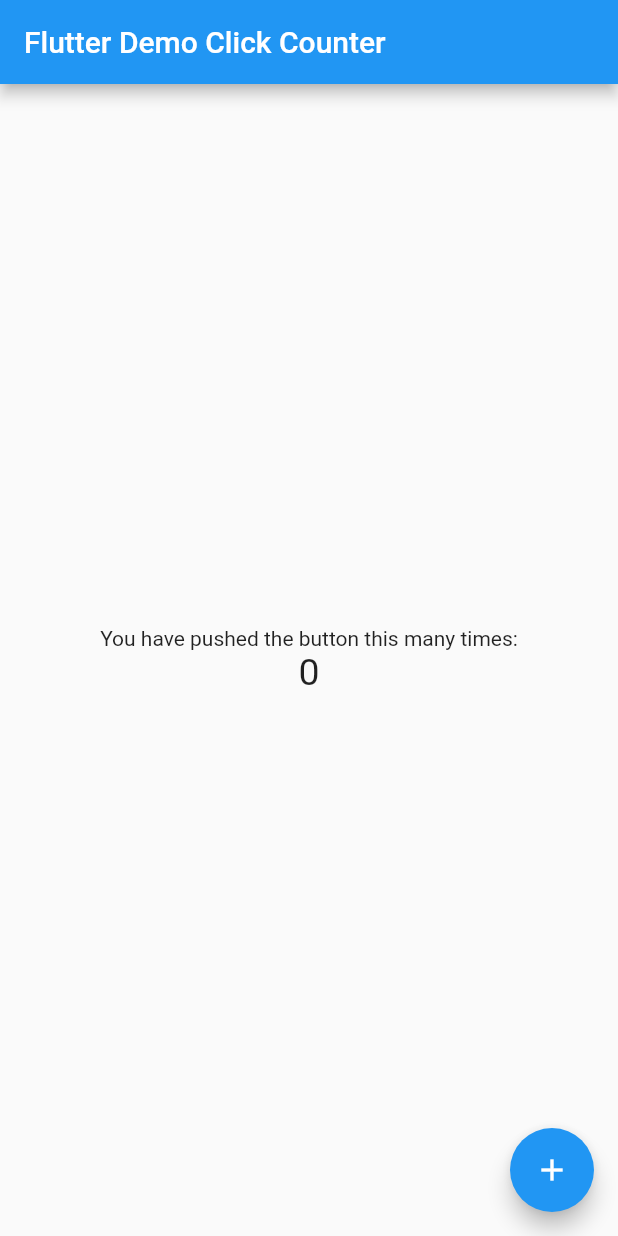
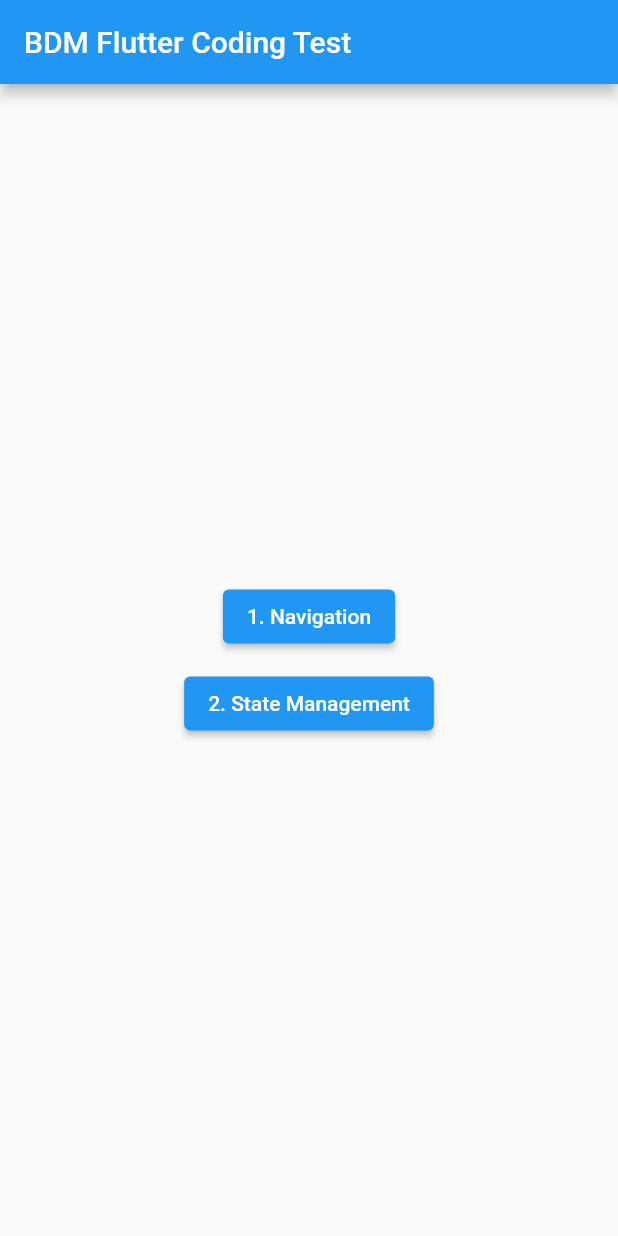
Before and after one commit to MuhammadDicky/bdm-coding-test, a Flutter app: the screen it shows after launch, on a phone screen of 412 x 824 dp. Run offline on Flutter 3.47's test engine with Material 2 defaults, Android fonts, the phone set to English and light mode, and no system bars.

Commit message:
initial commit

```diff
--- a/lib/main.dart
+++ b/lib/main.dart
@@ -1,10 +1,13 @@
 import 'package:flutter/material.dart';
+import 'package:rec/display/new_user.dart';
+import 'package:rec/display/test_1.dart';
+import 'package:rec/display/test_2.dart';
 
 void main() => runApp(MyApp());
 
 class MyApp extends StatelessWidget {
   const MyApp({super.key});
-  static const String _title = 'Flutter Stateful Clicker Counter';
+  static const String _title = 'BDM - Flutter Coding Test';
   // This widget is the root of your application.
   @override
   Widget build(BuildContext context) {
@@ -14,78 +17,74 @@ class MyApp extends StatelessWidget {
         primarySwatch: Colors.blue,
       ),
       home: MyHomePage(),
+      routes: {
+        '/test_1': (context) => Test1Display(),
+        '/test_2': (context) => Test2Display(),
+        '/new_user': (context) => NewUserDisplay(),
+      },
     );
   }
 }
 
 class MyHomePage extends StatefulWidget {
   const MyHomePage({super.key});
-  // This widget is the home page of your application. It is stateful, meaning
-  // that it has a State object (defined below) that contains fields that affect
-  // how it looks.
-  // This class is the configuration for the state.
   @override
   _MyHomePageState createState() => _MyHomePageState();
 }
 
 class _MyHomePageState extends State<MyHomePage> {
-  int _counter = 0;
-
-  void _incrementCounter() {
-    setState(() {
-      // This call to setState tells the Flutter framework that something has
-      // changed in this State, which causes it to rerun the build method below
-      // so that the display can reflect the updated values. If we changed
-      // _counter without calling setState(), then the build method would not be
-      // called again, and so nothing would appear to happen.
-      _counter++;
-    });
-  }
+  List<ButtonNav> testCase = [
+    ButtonNav(
+      routeName: 'test_1',
+      label: 'Navigation',
+    ),
+    ButtonNav(routeName: 'test_2', label: 'State Management'),
+  ];
 
   @override
   Widget build(BuildContext context) {
-    // This method is rerun every time setState is called, for instance as done
-    // by the _incrementCounter method above.
-    //
-    // The Flutter framework has been optimized to make rerunning build methods
-    // fast, so that you can just rebuild anything that needs updating rather
-    // than having to individually change instances of widgets.
     return Scaffold(
       appBar: AppBar(
-        // Here we take the value from the MyHomePage object that was created by
-        // the App.build method, and use it to set our appbar title.
-        title: Text('Flutter Demo Click Counter'),
+        title: Text('BDM Flutter Coding Test'),
       ),
       body: Center(
-        // Center is a layout widget. It takes a single child and positions it
-        // in the middle of the parent.
         child: Column(
-          // Column is also a layout widget. It takes a list of children and
-          // arranges them vertically. By default, it sizes itself to fit its
-          // children horizontally, and tries to be as tall as its parent.
-          //
-          // Column has various properties to control how it sizes itself and
-          // how it positions its children. Here we use mainAxisAlignment to
-          // center the children vertically; the main axis here is the vertical
-          // axis because Columns are vertical (the cross axis would be
-          // horizontal).
           mainAxisAlignment: MainAxisAlignment.center,
-          children: <Widget>[
-            Text(
-              'You have pushed the button this many times:',
-            ),
-            Text(
-              '$_counter',
-              style: TextStyle(fontSize: 25),
-            ),
-          ],
+          children: testCase
+              .asMap()
+              .map(
+                (i, e) => MapEntry(
+                  i,
+                  Padding(
+                    padding: const EdgeInsets.symmetric(
+                      vertical: 5.0,
+                    ),
+                    child: ElevatedButton(
+                      onPressed: () {},
+                      child: Text('${i + 1}. ${e.label}'),
+                    ),
+                  ),
+                ),
+              )
+              .entries
+              .map<Widget>((e) => e.value)
+              .toList(),
         ),
-      ),
-      floatingActionButton: FloatingActionButton(
-        onPressed: _incrementCounter,
-        tooltip: 'Increment',
-        child: Icon(Icons.add),
       ),
     );
   }
 }
+
+class ButtonNav {
+  ButtonNav({
+    required this.routeName,
+    required this.label,
+  });
+
+  final String routeName;
+  final String label;
+
+  int visit = 0;
+
+  void goTo(BuildContext context) {}
+}
```
Also changed, not shown: lib/display/new_user.dart (added, +65 -0 lines), lib/display/test_1.dart (added, +19 -0 lines), lib/display/test_2.dart (added, +86 -0 lines), 1 other file.
